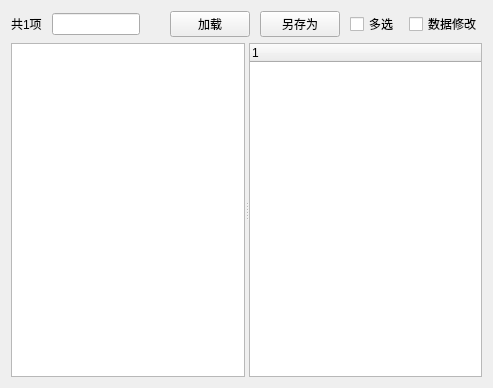
Old version of the form nbtwidget.ui in the repository bedrock-dev/BedrockMap.
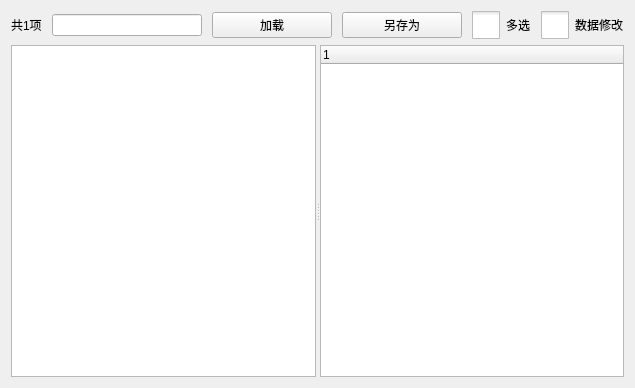
New version of the form.

What changed in the file:
```diff
--- a/nbtwidget.ui
+++ b/nbtwidget.ui
@@ -28,6 +28,12 @@
      </item>
      <item>
       <widget class="QLineEdit" name="search_edit">
+       <property name="minimumSize">
+        <size>
+         <width>150</width>
+         <height>0</height>
+        </size>
+       </property>
        <property name="text">
         <string/>
        </property>
@@ -48,6 +54,12 @@
      </item>
      <item>
       <widget class="QPushButton" name="load_btn">
+       <property name="minimumSize">
+        <size>
+         <width>120</width>
+         <height>0</height>
+        </size>
+       </property>
        <property name="text">
         <string>加载</string>
        </property>
@@ -55,6 +67,12 @@
      </item>
      <item>
       <widget class="QPushButton" name="save_btn">
+       <property name="minimumSize">
+        <size>
+         <width>120</width>
+         <height>0</height>
+        </size>
+       </property>
        <property name="text">
         <string>另存为</string>
        </property>
@@ -62,6 +80,12 @@
      </item>
      <item>
       <widget class="QCheckBox" name="multi_select_checkbox">
+       <property name="styleSheet">
+        <string notr="true">QCheckBox::indicator {
+     width: 28px;
+     height: 28px;
+}</string>
+       </property>
        <property name="text">
         <string>多选</string>
        </property>
@@ -69,6 +93,12 @@
      </item>
      <item>
       <widget class="QCheckBox" name="modify_checkbox">
+       <property name="styleSheet">
+        <string notr="true">QCheckBox::indicator {
+     width: 28px;
+     height: 28px;
+}</string>
+       </property>
        <property name="text">
         <string>数据修改</string>
        </property>
```
